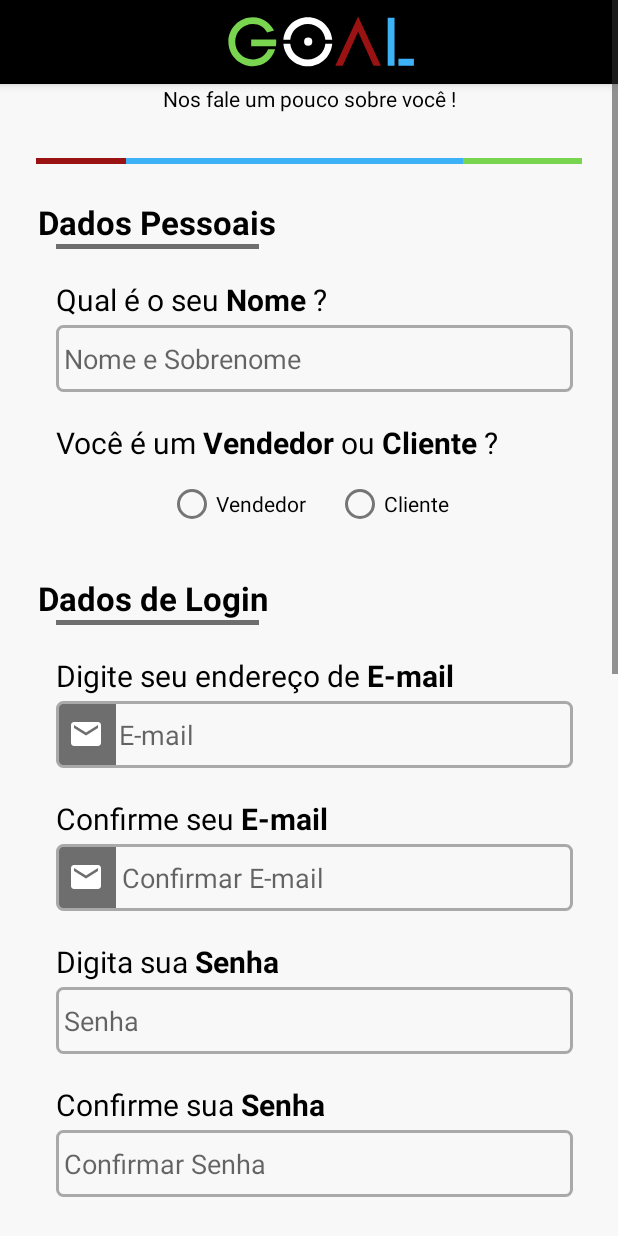
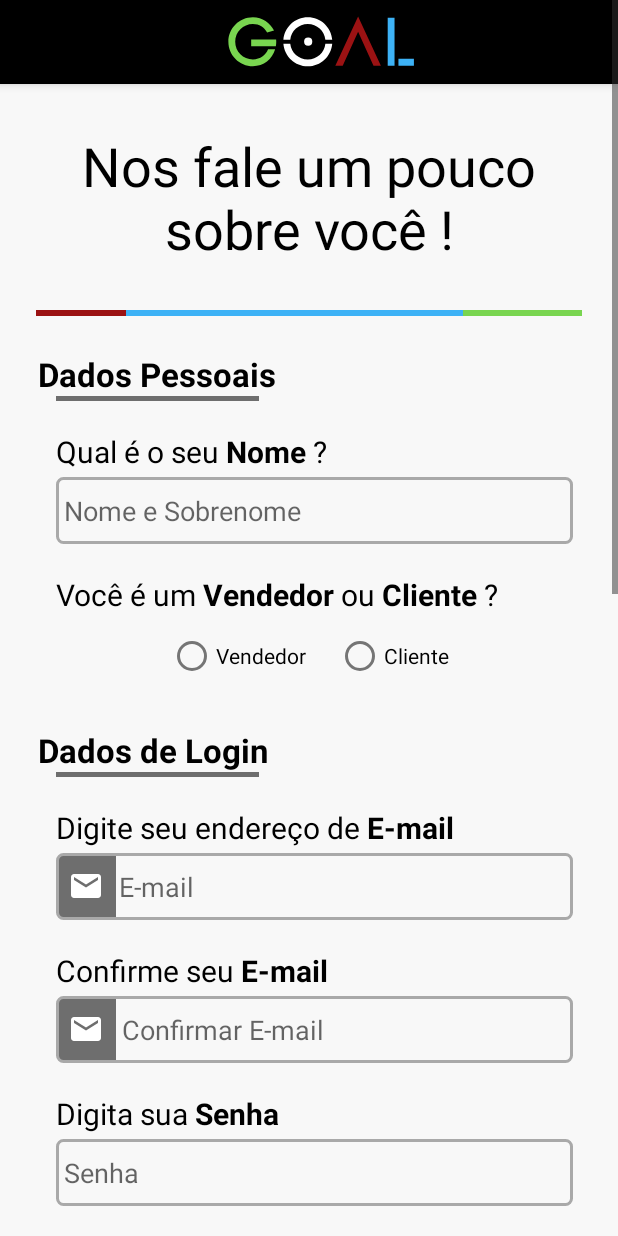
Before and after one commit to GryphoDevelopers/GoalMobile, an Android app: the screen it shows after launch (SingUpActivity), after a tap on "REALIZAR CADASTRO", on a phone screen of 412 x 824 dp. Run offline under Robolectric (Android 15) with nearby library versions, the phone set to English and light mode, and no system bars.

Commit message:
Correção de Erros Apresentados

```diff
--- a/app/src/main/java/com/example/goal/views/activities/MainActivity.java
+++ b/app/src/main/java/com/example/goal/views/activities/MainActivity.java
@@ -5,15 +5,30 @@ import androidx.appcompat.app.AppCompatActivity;
 import android.content.Intent;
 import android.os.Bundle;
 import android.view.View;
+import android.widget.Button;
 
 import com.example.goal.R;
 
 public class MainActivity extends AppCompatActivity {
 
+    Button btn_login, btn_register, btn_nextStage;
+
     @Override
     protected void onCreate(Bundle savedInstanceState) {
         super.onCreate(savedInstanceState);
         setContentView(R.layout.activity_main);
+
+        btn_login = findViewById(R.id.btn_login);
+        btn_register = findViewById(R.id.btn_cadastro);
+        btn_nextStage = findViewById(R.id.bnt_ignore);
+
+        btn_login.setOnClickListener(v -> login(v));
+
+        btn_register.setOnClickListener(v -> register(v));
+
+        btn_nextStage.setOnClickListener(v -> nextStage(v));
+
+
     }
 
     //Instancia a Pagina Login
@@ -23,7 +38,7 @@ public class MainActivity extends AppCompatActivity {
     }
 
     //Instancia a Pagina de Cadstro
-    public void singIn(View view){
+    public void register(View view){
         Intent intentSignIn = new Intent(this, SingUpActivity.class);
         startActivity(intentSignIn);
     }
--- a/app/src/main/res/layout/activity_login.xml
+++ b/app/src/main/res/layout/activity_login.xml
@@ -22,7 +22,7 @@
             android:id="@+id/txt_login"
             android:layout_width="0dp"
             android:layout_height="wrap_content"
-            style="@style/title_activitys"
+            style="@style/title_activities"
             android:text="@string/title_pageLogin"
             app:layout_constraintEnd_toEndOf="parent"
             app:layout_constraintHorizontal_bias="1.0"
--- a/app/src/main/res/layout/activity_main.xml
+++ b/app/src/main/res/layout/activity_main.xml
@@ -43,7 +43,6 @@
         android:layout_width="wrap_content"
         android:layout_height="wrap_content"
         android:layout_marginTop="68dp"
-        android:onClick="login"
         android:text="@string/btn_login"
         android:textColor="@color/white_light"
         android:textSize="17sp"
@@ -57,7 +56,6 @@
         android:layout_width="wrap_content"
         android:layout_height="wrap_content"
         android:layout_marginTop="20dp"
-        android:onClick="singIn"
         android:text="@string/btn_register"
         android:textColor="@color/white_light"
         android:textSize="17sp"
@@ -72,7 +70,6 @@
         android:layout_width="wrap_content"
         android:layout_height="wrap_content"
         android:layout_marginBottom="20dp"
-        android:onClick="nextStage"
         android:text="@string/next_stage"
         android:textColor="@color/light_grey"
         android:textSize="12sp"
--- a/app/src/main/res/layout/activity_register_for_purchases.xml
+++ b/app/src/main/res/layout/activity_register_for_purchases.xml
@@ -8,9 +8,9 @@
 
     <TextView
         android:id="@+id/txt_secondStage"
+        style="@style/title_activities"
         android:layout_width="0dp"
         android:layout_height="wrap_content"
-        style="@style/title_activitys"
         android:text="@string/title_registerOptional"
         app:layout_constraintEnd_toEndOf="parent"
         app:layout_constraintHorizontal_bias="1.0"
--- a/app/src/main/res/layout/activity_sing_up.xml
+++ b/app/src/main/res/layout/activity_sing_up.xml
@@ -19,7 +19,7 @@
             android:id="@+id/txt_singin"
             android:layout_width="0dp"
             android:layout_height="wrap_content"
-            style="@style/title_activitys"
+            style="@style/title_activities"
             android:gravity="center"
             android:text="@string/title_singUp"
             app:layout_constraintEnd_toEndOf="parent"
--- a/app/src/main/res/layout/tool_bar.xml
+++ b/app/src/main/res/layout/tool_bar.xml
@@ -13,6 +13,7 @@
     app:popupTheme="@style/ThemeOverlay.AppCompat.Light"
     tools:targetApi="lollipop">
 
+    <!-- TODO: Arrumar a imagem centralizada com o menu Lateral -->
     <ImageView
         android:layout_width="match_parent"
         android:layout_height="match_parent"
```
Also changed, not shown: app/src/main/AndroidManifest.xml (+4 -4 lines), app/src/main/res/values/themes.xml (+9 -1 lines).
